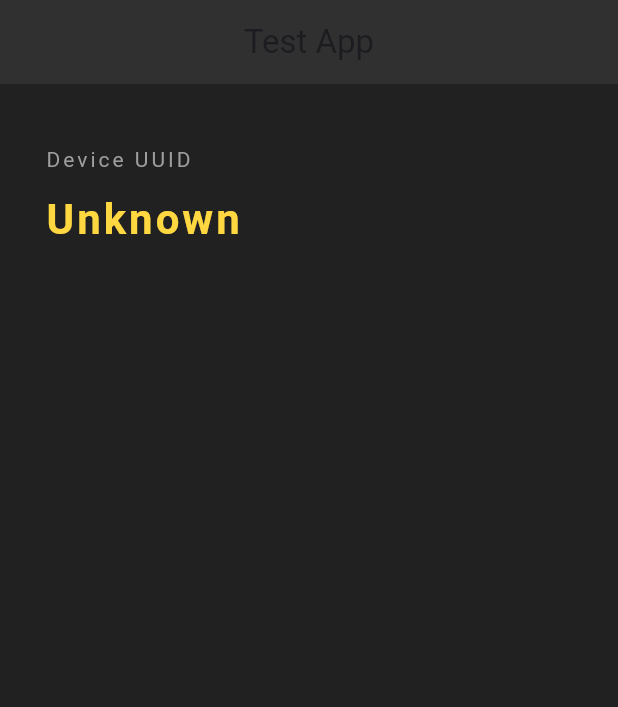
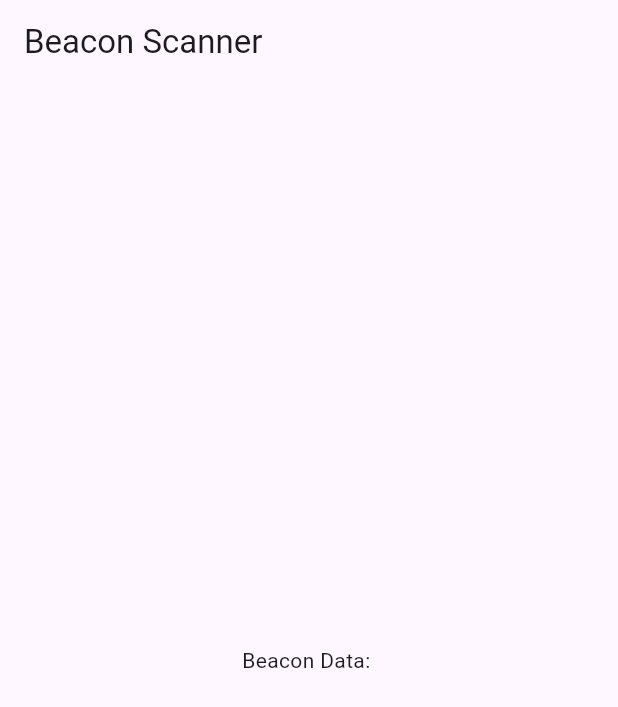
Before and after one commit to EnzoLasam-AWS/Moyai_Test_Libraries, a Flutter app: the screen it shows after launch, on a phone screen of 412 x 824 dp. Shown: the top 707 px of the screen. Run offline on Flutter 3.47's test engine with Material 3 defaults, Android fonts, the phone set to English and light mode, and no system bars; our stand-ins replace permission_handler; missing offline and left inert: beacons_plugin.

Commit message:
Implemented Prototype using Beacons_Plugin

```diff
--- a/lib/main.dart
+++ b/lib/main.dart
@@ -1,90 +1,118 @@
+import 'dart:async';
+import 'dart:io' show Platform;
+import 'package:flutter/material.dart';
+import 'package:beacons_plugin/beacons_plugin.dart';
+import 'package:permission_handler/permission_handler.dart';
 
-// Importing important packages require to connect
-// Flutter and Dart
-import 'dart:async';
-import 'package:flutter/services.dart';
-import 'package:flutter/material.dart';
-import 'package:device_uuid/device_uuid.dart';
-
-
-// Main Function
-
-void main() => runApp(MaterialApp(
-  home: Moyai(),
-));
-
-class Moyai extends StatefulWidget {
-  @override
-
-  _MoyaiState createState() => _MoyaiState();
+void main() {
+  runApp(MyApp());
 }
 
-class _MoyaiState extends State<Moyai> {
-  String _uuid = 'Unknown';
-  final _deviceUuidPlugin = DeviceUuid();
+class MyApp extends StatelessWidget {
+  @override
+  Widget build(BuildContext context) {
+    return MaterialApp(
+      title: 'Beacon Scanner',
+      home: BeaconScannerPage(),
+    );
+  }
+}
+
+class BeaconScannerPage extends StatefulWidget {
+  @override
+  _BeaconScannerPageState createState() => _BeaconScannerPageState();
+}
+
+class _BeaconScannerPageState extends State<BeaconScannerPage> {
+  final StreamController<String> beaconEventsController = StreamController<String>.broadcast();
+  String _beaconResult = "";
 
   @override
   void initState() {
     super.initState();
-    initPlatformState();
+    initializeBeaconScanner();
   }
 
-  // Platform messages are asynchronous, so we initialize in an async method.
-  Future<void> initPlatformState() async {
-    String uuid;
-    // Platform messages may fail, so we use a try/catch PlatformException.
-    // We also handle the message potentially returning null.
-    try {
-      uuid = await _deviceUuidPlugin.getUUID() ?? 'Unknown uuid version';
-    } on PlatformException {
-      uuid = 'Failed to get uuid version.';
+  Future<void> initializeBeaconScanner() async {
+    // Request permissions for location and Bluetooth
+    await _requestPermissions();
+
+    // Add a region to monitor all beacons (using an empty UUID)
+    await BeaconsPlugin.addRegion("myBeacon", "");  // Using empty string for any beacon
+
+    // Run in background if needed
+    await BeaconsPlugin.runInBackground(true);
+
+    // Start monitoring for beacons based on platform
+    if (Platform.isAndroid) {
+      BeaconsPlugin.channel.setMethodCallHandler((call) async {
+        if (call.method == 'scannerReady') {
+          await BeaconsPlugin.startMonitoring();
+        }
+      });
+    } else if (Platform.isIOS) {
+      await BeaconsPlugin.startMonitoring();
     }
 
-    // If the widget was removed from the tree while the asynchronous platform
-    // message was in flight, we want to discard the reply rather than calling
-    // setState to update our non-existent appearance.
-    if (!mounted) return;
+    // Listen to beacon events
+    BeaconsPlugin.listenToBeacons(beaconEventsController);
 
-    setState(() {
-      _uuid = uuid;
-    });
+    beaconEventsController.stream.listen(
+            (data) {
+          if (data.isNotEmpty) {
+            setState(() {
+              _beaconResult = data;
+            });
+            print("Beacons Data Received: " + data);
+          }
+        },
+        onDone: () {},
+        onError: (error) {
+          print("Error: $error");
+        });
+  }
+
+  Future<void> _requestPermissions() async {
+    // Request location and Bluetooth permissions
+    Map<Permission, PermissionStatus> statuses = await [
+      Permission.locationAlways,
+      Permission.locationWhenInUse,
+      Permission.bluetooth,
+      Permission.bluetoothConnect,
+      Permission.bluetoothScan,
+    ].request();
+
+    // Check if permissions are granted
+    if (statuses[Permission.locationWhenInUse]!.isDenied ||
+        statuses[Permission.bluetooth]!.isDenied ||
+        statuses[Permission.bluetoothConnect]!.isDenied ||
+        statuses[Permission.bluetoothScan]!.isDenied) {
+      // Handle permission denied scenario
+      print("Permissions denied, please enable them in settings. "
+          "\n locationWhenInUse: ${statuses[Permission.locationWhenInUse]}"
+          "\n bluetooth: ${statuses[Permission.bluetooth]}"
+          "\n bluetoothConnect: ${statuses[Permission.bluetoothConnect]}"
+          "\n bluetoothScan: ${statuses[Permission.bluetoothScan]}");
+    } else {
+      print("All necessary permissions granted.");
+    }
+  }
+
+  @override
+  void dispose() {
+    // Stop monitoring and clear regions when disposed
+    BeaconsPlugin.stopMonitoring();
+    BeaconsPlugin.clearRegions();
+    beaconEventsController.close();
+    super.dispose();
   }
 
   @override
   Widget build(BuildContext context) {
     return Scaffold(
-      backgroundColor: Colors.grey[900],
-      appBar: AppBar(
-        title: Text('Test App'),
-        centerTitle: true,
-        backgroundColor: Colors.grey[850],
-        elevation: 0.0,
-      ),
-      body: Padding(
-        padding: const EdgeInsets.fromLTRB(30.0, 40.0, 30.0, 0),
-        child: Column(
-          crossAxisAlignment: CrossAxisAlignment.start,
-          children: <Widget>[
-            const Text(
-              'Device UUID',
-              style: TextStyle(
-                color: Colors.grey,
-                letterSpacing: 2.0,
-              ),
-            ),
-            const SizedBox(height: 10.0),
-            Text(
-              _uuid,
-              style: TextStyle(
-                color: Colors.amberAccent[200],
-                fontWeight: FontWeight.bold,
-                fontSize: 28.0,
-                letterSpacing: 2.0,
-              ),
-            ),
-            const SizedBox(height: 10.0),
-          ],
-        ),
+      appBar: AppBar(title: Text('Beacon Scanner')),
+      body: Center(
+        child: Text('Beacon Data: $_beaconResult'),
       ),
     );
   }
--- a/pubspec.yaml
+++ b/pubspec.yaml
@@ -37,6 +37,9 @@ dependencies:
   # The following adds the Cupertino Icons font to your application.
   # Use with the CupertinoIcons class for iOS style icons.
   cupertino_icons: ^1.0.2
+  flutter_beacon: ^0.5.1
+  permission_handler: ^11.3.1
+  beacons_plugin: ^2.0.8
 
 dev_dependencies:
   flutter_test:
```
Also changed, not shown: 3 other files.
